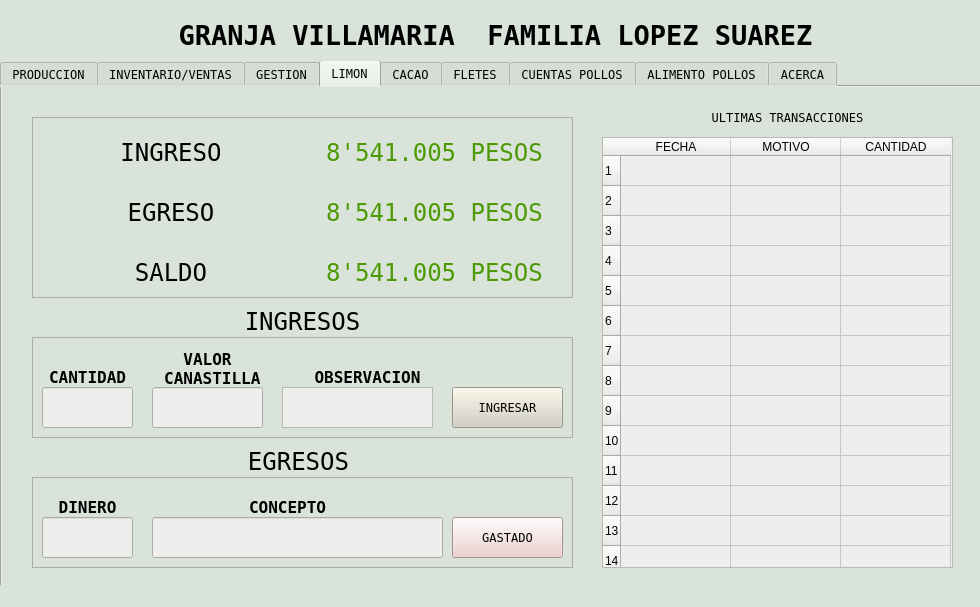
Above: interfaz_grafica/Interfaz_de_usuario.ui from joaramirezra/Huevos-familia-lopez before the change. Below: the same form after it.
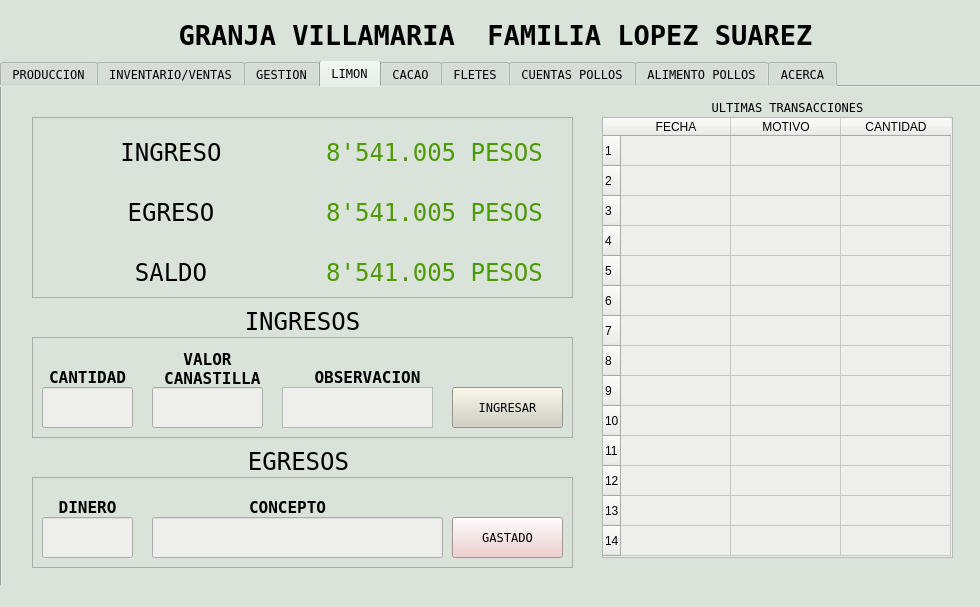
That is the form after the change. The open tabs and pages were chosen to show the change. Custom widgets are drawn as their Qt base class.

Commit message: added the tables on the tabs lemon, cacao and flete

Patch:
```diff
--- a/interfaz_grafica/Interfaz_de_usuario.ui
+++ b/interfaz_grafica/Interfaz_de_usuario.ui
@@ -3816,7 +3816,7 @@
       <property name="geometry">
        <rect>
         <x>630</x>
-        <y>10</y>
+        <y>0</y>
         <width>311</width>
         <height>41</height>
        </rect>
@@ -3837,9 +3837,9 @@
       <property name="geometry">
        <rect>
         <x>600</x>
-        <y>50</y>
+        <y>30</y>
         <width>351</width>
-        <height>431</height>
+        <height>441</height>
        </rect>
       </property>
       <property name="styleSheet">
@@ -3943,6 +3943,216 @@
         <string>CANTIDAD</string>
        </property>
       </column>
+      <item row="0" column="0">
+       <property name="text">
+        <string> </string>
+       </property>
+      </item>
+      <item row="0" column="1">
+       <property name="text">
+        <string> </string>
+       </property>
+      </item>
+      <item row="0" column="2">
+       <property name="text">
+        <string> </string>
+       </property>
+      </item>
+      <item row="1" column="0">
+       <property name="text">
+        <string> </string>
+       </property>
+      </item>
+      <item row="1" column="1">
+       <property name="text">
+        <string> </string>
+       </property>
+      </item>
+      <item row="1" column="2">
+       <property name="text">
+        <string> </string>
+       </property>
+      </item>
+      <item row="2" column="0">
+       <property name="text">
+        <string> </string>
+       </property>
+      </item>
+      <item row="2" column="1">
+       <property name="text">
+        <string> </string>
+       </property>
+      </item>
+      <item row="2" column="2">
+       <property name="text">
+        <string> </string>
+       </property>
+      </item>
+      <item row="3" column="0">
+       <property name="text">
+        <string> </string>
+       </property>
+      </item>
+      <item row="3" column="1">
+       <property name="text">
+        <string> </string>
+       </property>
+      </item>
+      <item row="3" column="2">
+       <property name="text">
+        <string> </string>
+       </property>
+      </item>
+      <item row="4" column="0">
+       <property name="text">
+        <string> </string>
+       </property>
+      </item>
+      <item row="4" column="1">
+       <property name="text">
+        <string> </string>
+       </property>
+      </item>
+      <item row="4" column="2">
+       <property name="text">
+        <string> </string>
+       </property>
+      </item>
+      <item row="5" column="0">
+       <property name="text">
+        <string> </string>
+       </property>
+      </item>
+      <item row="5" column="1">
+       <property name="text">
+        <string> </string>
+       </property>
+      </item>
+      <item row="5" column="2">
+       <property name="text">
+        <string> </string>
+       </property>
+      </item>
+      <item row="6" column="0">
+       <property name="text">
+        <string> </string>
+       </property>
+      </item>
+      <item row="6" column="1">
+       <property name="text">
+        <string> </string>
+       </property>
+      </item>
+      <item row="6" column="2">
+       <property name="text">
+        <string> </string>
+       </property>
+      </item>
+      <item row="7" column="0">
+       <property name="text">
+        <string> </string>
+       </property>
+      </item>
+      <item row="7" column="1">
+       <property name="text">
+        <string> </string>
+       </property>
+      </item>
+      <item row="7" column="2">
+       <property name="text">
+        <string> </string>
+       </property>
+      </item>
+      <item row="8" column="0">
+       <property name="text">
+        <string> </string>
+       </property>
+      </item>
+      <item row="8" column="1">
+       <property name="text">
+        <string> </string>
+       </property>
+      </item>
+      <item row="8" column="2">
+       <property name="text">
+        <string> </string>
+       </property>
+      </item>
+      <item row="9" column="0">
+       <property name="text">
+        <string> </string>
+       </property>
+      </item>
+      <item row="9" column="1">
+       <property name="text">
+        <string> </string>
+       </property>
+      </item>
+      <item row="9" column="2">
+       <property name="text">
+        <string> </string>
+       </property>
+      </item>
+      <item row="10" column="0">
+       <property name="text">
+        <string> </string>
+       </property>
+      </item>
+      <item row="10" column="1">
+       <property name="text">
+        <string> </string>
+       </property>
+      </item>
+      <item row="10" column="2">
+       <property name="text">
+        <string> </string>
+       </property>
+      </item>
+      <item row="11" column="0">
+       <property name="text">
+        <string> </string>
+       </property>
+      </item>
+      <item row="11" column="1">
+       <property name="text">
+        <string> </string>
+       </property>
+      </item>
+      <item row="11" column="2">
+       <property name="text">
+        <string> </string>
+       </property>
+      </item>
+      <item row="12" column="0">
+       <property name="text">
+        <string> </string>
+       </property>
+      </item>
+      <item row="12" column="1">
+       <property name="text">
+        <string> </string>
+       </property>
+      </item>
+      <item row="12" column="2">
+       <property name="text">
+        <string> </string>
+       </property>
+      </item>
+      <item row="13" column="0">
+       <property name="text">
+        <string> </string>
+       </property>
+      </item>
+      <item row="13" column="1">
+       <property name="text">
+        <string> </string>
+       </property>
+      </item>
+      <item row="13" column="2">
+       <property name="text">
+        <string> </string>
+       </property>
+      </item>
      </widget>
     </widget>
     <widget class="QWidget" name="tab_3">
```
Left out of the diff: 698 changed lines with no effect on the pictures. The commit also changes 2 other files.
